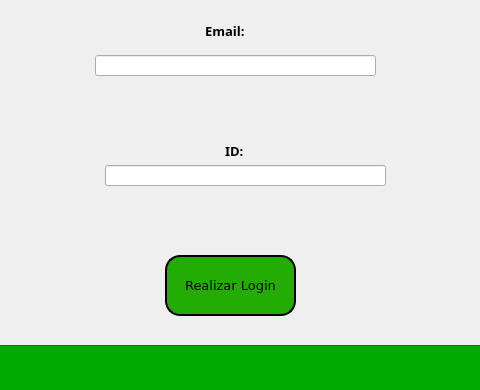
First picture: the form in view/ui/tela_login.ui, repository ldm-code/PATP-StudyCall, before the edit; both pictures show x 164 to 644 and y 114 to 504 of the 748 by 504 pixel window.
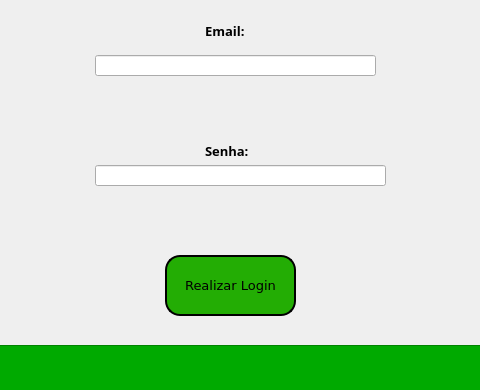
Second picture: the form after the edit.

```diff
--- a/view/ui/tela_login.ui
+++ b/view/ui/tela_login.ui
@@ -116,9 +116,9 @@
    <widget class="QLabel" name="labNome_2">
     <property name="geometry">
      <rect>
-      <x>400</x>
+      <x>380</x>
       <y>260</y>
-      <width>31</width>
+      <width>51</width>
       <height>31</height>
      </rect>
     </property>
@@ -131,7 +131,7 @@
      </font>
     </property>
     <property name="text">
-     <string>ID:</string>
+     <string>Senha:</string>
     </property>
    </widget>
    <widget class="QLineEdit" name="lineEmail">
@@ -147,9 +147,9 @@
    <widget class="QLineEdit" name="lineID">
     <property name="geometry">
      <rect>
-      <x>280</x>
+      <x>270</x>
       <y>290</y>
-      <width>281</width>
+      <width>291</width>
       <height>21</height>
      </rect>
     </property>
```
Left out of the diff: 2 changed lines with no effect on the pictures.
